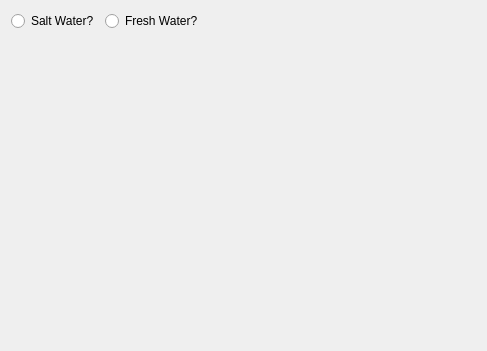
Qt form Calculators/PressureDepth/DepthToFromPressure/Page.ui (towel42-com/SCUBA-Calculator) before a commit.
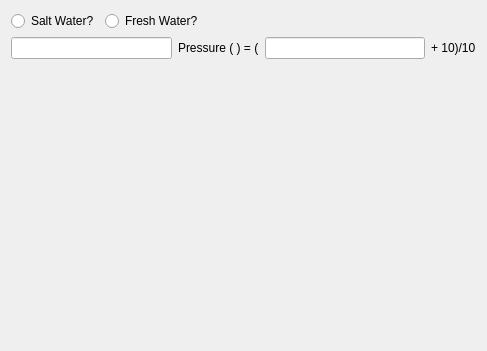
The same form after that commit.

Commit message: PressureDepth Calculations are working

```diff
--- a/Calculators/PressureDepth/DepthToFromPressure/Page.ui
+++ b/Calculators/PressureDepth/DepthToFromPressure/Page.ui
@@ -45,6 +45,30 @@
      </item>
     </layout>
    </item>
+   <item>
+    <layout class="QHBoxLayout" name="horizontalLayout_2">
+     <item>
+      <widget class="QLineEdit" name="pressure"/>
+     </item>
+     <item>
+      <widget class="QLabel" name="pressureLabel">
+       <property name="text">
+        <string>Pressure ( ) = (</string>
+       </property>
+      </widget>
+     </item>
+     <item>
+      <widget class="QLineEdit" name="depth"/>
+     </item>
+     <item>
+      <widget class="QLabel" name="depthLabel">
+       <property name="text">
+        <string>+ 10)/10</string>
+       </property>
+      </widget>
+     </item>
+    </layout>
+   </item>
    <item>
     <spacer name="verticalSpacer">
      <property name="orientation">
```
The commit also changes 12 other files.
